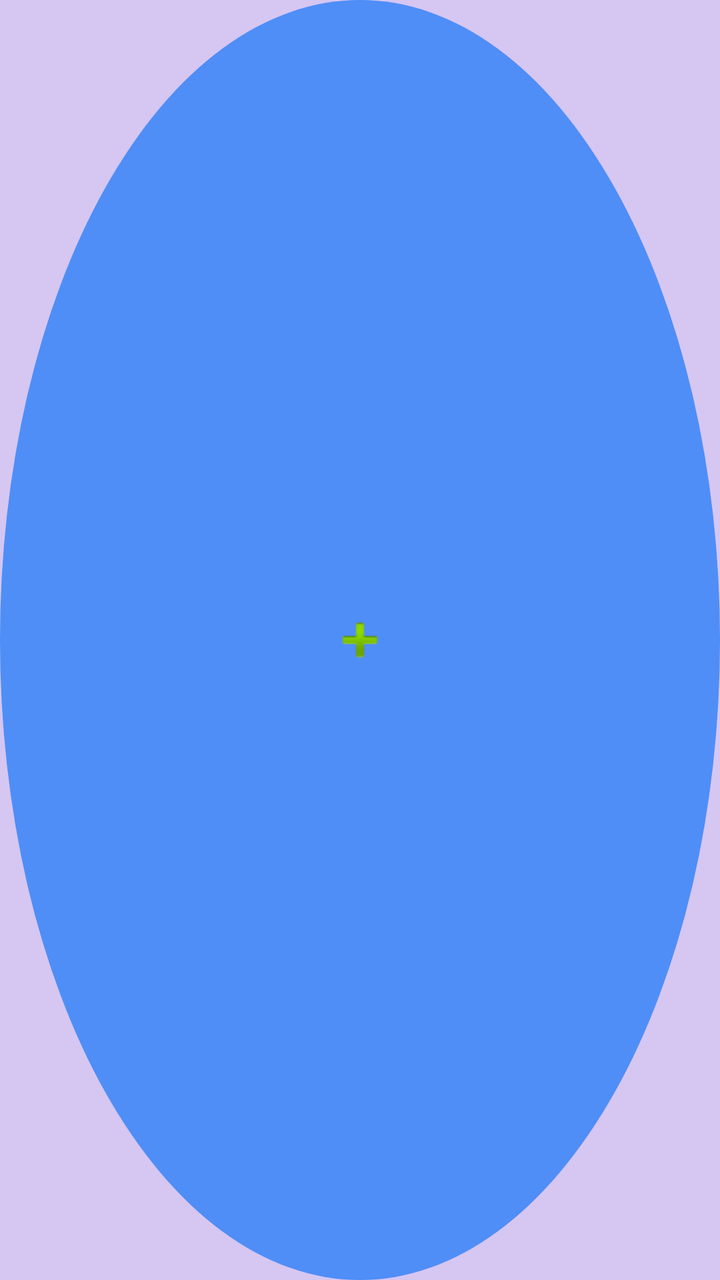
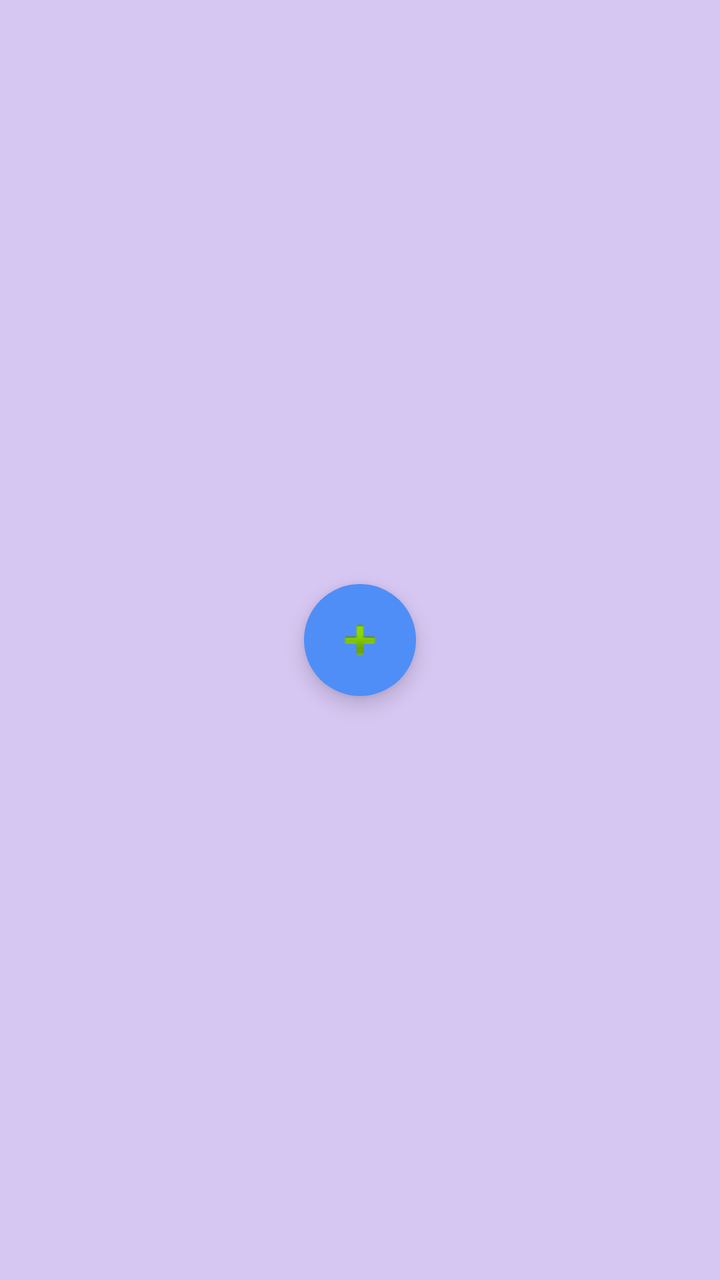

Two renders of the same Android screen: before a commit and after it. Below are the layout's source before the change and the commit's diff.
<!-- AndroidManifest.xml: application theme Theme.GCalSearchAdd -->
<!-- res/layout/widget_add_event.xml -->
<?xml version="1.0" encoding="utf-8"?>
<FrameLayout xmlns:android="http://schemas.android.com/apk/res/android"
    android:layout_width="match_parent"
    android:layout_height="match_parent">

    <ImageButton
        android:id="@+id/widgetAddButton"
        android:layout_width="match_parent"
        android:layout_height="match_parent"
        android:background="@drawable/bg_widget_circle"
        android:src="@android:drawable/ic_input_add"
        android:scaleType="centerInside"
        android:contentDescription="@string/add_event_title" />

</FrameLayout>
<!-- resources referenced by this layout -->
<resources>
  <!-- drawable bg_widget_circle (drawable) -->
  <?xml version="1.0" encoding="utf-8"?>
  <shape xmlns:android="http://schemas.android.com/apk/res/android" android:shape="oval">
      <solid android:color="#4F8EF7" />
  </shape>
  <string name="add_event_title">הוספת אירוע חדש</string>
  <style name="Theme.GCalSearchAdd" parent="Theme.MaterialComponents.DayNight.NoActionBar">
          <item name="colorPrimary">@color/accent_blue</item>
          <item name="colorPrimaryDark">@color/bg_gradient_1</item>
          <item name="colorAccent">@color/accent_blue</item>
          <item name="android:windowBackground">@color/bg_gradient_2</item>
          <item name="android:statusBarColor">@color/bg_gradient_1</item>
          <item name="android:navigationBarColor">@color/white</item>
          <item name="android:windowLightStatusBar">true</item>
          <item name="android:windowLightNavigationBar">true</item>
      </style>
  <color name="accent_blue">#4F8EF7</color>
  <color name="bg_gradient_1">#BBD3F7</color>
  <color name="bg_gradient_2">#D6C6F2</color>
  <color name="white">#FFFFFF</color>
</resources>

<!-- the commit's change to res/layout/widget_add_event.xml (unified diff, before → after) -->
@@ -5,11 +5,14 @@
 
     <ImageButton
         android:id="@+id/widgetAddButton"
-        android:layout_width="match_parent"
-        android:layout_height="match_parent"
+        android:layout_width="56dp"
+        android:layout_height="56dp"
+        android:layout_gravity="center"
         android:background="@drawable/bg_widget_circle"
         android:src="@android:drawable/ic_input_add"
         android:scaleType="centerInside"
+        android:padding="14dp"
+        android:elevation="6dp"
         android:contentDescription="@string/add_event_title" />
 
 </FrameLayout>
